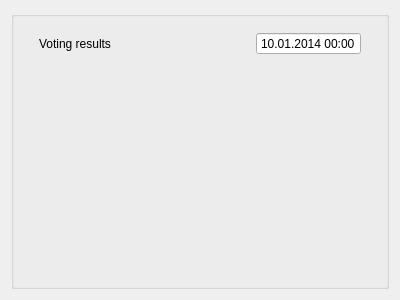
Before: the Qt Designer form ServerGui/vote_results_widget.ui in akru/conference-speaker-server, drawn with Qt 5.
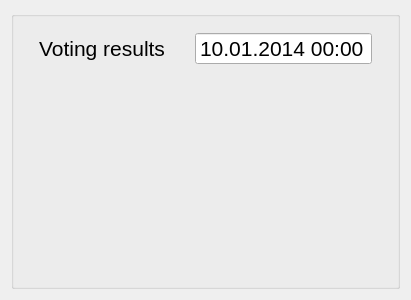
After: the same form once the commit is applied.

Commit message: AGC behavior fixed, default settings now OK, fonts now bigger.

```diff
--- a/ServerGui/vote_results_widget.ui
+++ b/ServerGui/vote_results_widget.ui
@@ -13,6 +13,11 @@
   <property name="windowTitle">
    <string>Form</string>
   </property>
+  <property name="styleSheet">
+   <string notr="true">QWidget {
+  font-size: 16pt;
+}</string>
+  </property>
   <layout class="QGridLayout" name="gridLayout">
    <item row="0" column="0">
     <widget class="QGroupBox" name="resultsBox">
```
The commit also changes 9 other files.
